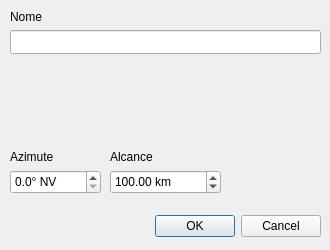
Before: the Qt Designer form dialogs/beamdialog.ui in cragapito/qtkamal, drawn with Qt 5.
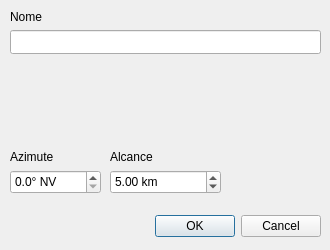
After: the same form once the commit is applied. Icons and pictures are not drawn. Custom widgets are drawn as their Qt base class.

```diff
--- a/dialogs/beamdialog.ui
+++ b/dialogs/beamdialog.ui
@@ -148,7 +148,7 @@
     <double>3000.000000000000000</double>
    </property>
    <property name="value">
-    <double>100.000000000000000</double>
+    <double>5.000000000000000</double>
    </property>
   </widget>
   <widget class="QLabel" name="iconPreview">
```
Left out of the diff: 2 changed lines with no effect on the pictures.
